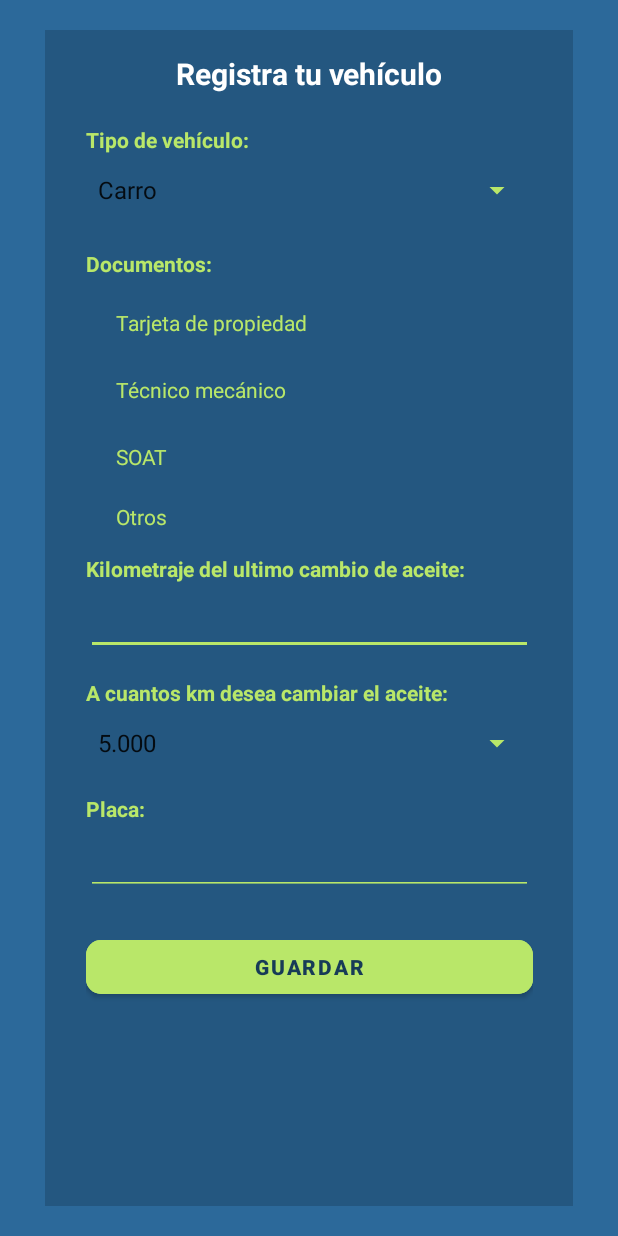
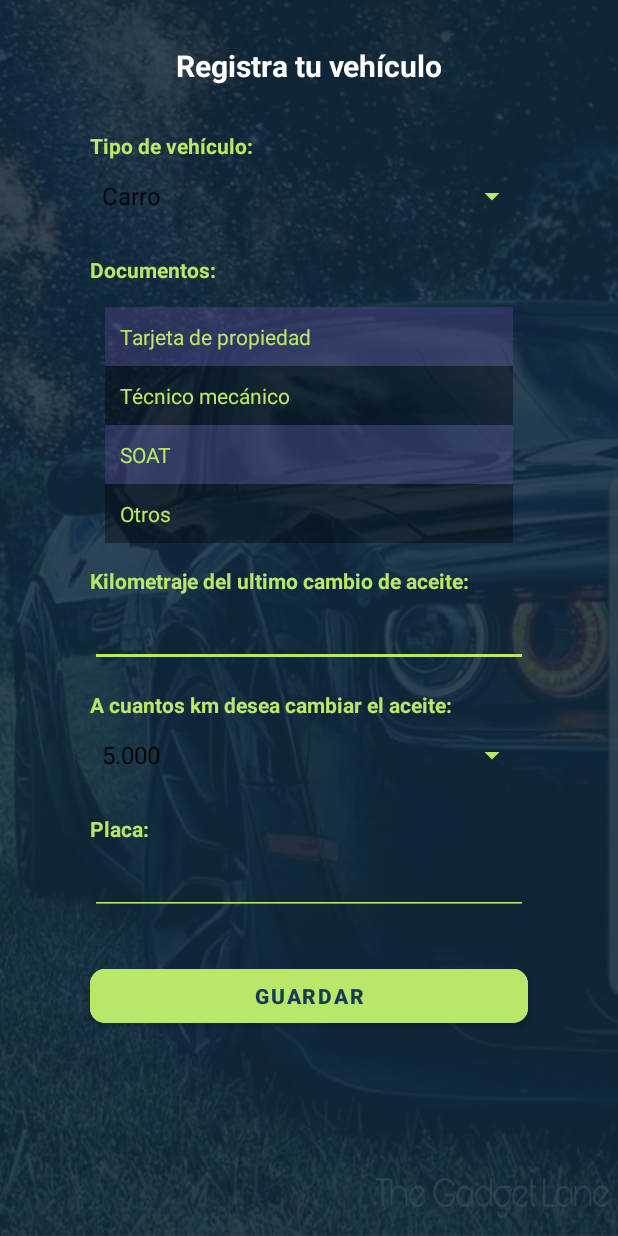
Before and after one commit to AlejandroParra15/GARAGE-VGO, an Android app: the AddVehicleActivity screen opened directly, with no data from a screen before it, on a phone screen of 412 x 824 dp. Run offline under Robolectric (Android 15) with nearby library versions, the phone set to English and light mode, and no system bars.

Commit message:
Se actualizo la interfaz de registrar vehiculos

```diff
--- a/app/src/main/res/layout/activity_addvehicle.xml
+++ b/app/src/main/res/layout/activity_addvehicle.xml
@@ -4,65 +4,61 @@
     xmlns:tools="http://schemas.android.com/tools"
     android:layout_width="match_parent"
     android:layout_height="match_parent"
-    android:background="#2C699A">
+    android:background="@drawable/imgregistervehicle">
 
     <androidx.constraintlayout.widget.ConstraintLayout
         android:layout_width="0dp"
         android:layout_height="0dp"
-        android:layout_marginStart="30dp"
-        android:layout_marginTop="20dp"
-        android:layout_marginEnd="30dp"
-        android:layout_marginBottom="20dp"
-        android:background="#2C000000"
+        android:background="#B02C699A"
         app:circularflow_radiusInDP=""
         app:layout_constraintBottom_toBottomOf="parent"
         app:layout_constraintEnd_toEndOf="parent"
         app:layout_constraintStart_toStartOf="parent"
         app:layout_constraintTop_toTopOf="parent">
 
-        <TextView
-            android:id="@+id/tituloRegisterVehicle"
-            android:layout_width="wrap_content"
-            android:layout_height="wrap_content"
-            android:layout_marginTop="15dp"
-            android:text="Registra tu vehículo"
-            android:textColor="#FFFFFF"
-            android:textSize="20sp"
-            android:textStyle="bold"
-            app:layout_constraintEnd_toEndOf="parent"
-            app:layout_constraintStart_toStartOf="parent"
-            app:layout_constraintTop_toTopOf="parent" />
-
         <androidx.constraintlayout.widget.ConstraintLayout
             android:id="@+id/constraintLayout"
-            android:layout_width="298dp"
+            android:layout_width="0dp"
             android:layout_height="0dp"
-            android:layout_marginStart="15dp"
-            android:layout_marginTop="15dp"
-            android:layout_marginEnd="15dp"
-            android:layout_marginBottom="10dp"
+            android:background="#80000000"
             app:layout_constraintBottom_toBottomOf="parent"
             app:layout_constraintEnd_toEndOf="parent"
             app:layout_constraintStart_toStartOf="parent"
-            app:layout_constraintTop_toBottomOf="@+id/tituloRegisterVehicle">
+            app:layout_constraintTop_toTopOf="parent">
+
+            <TextView
+                android:id="@+id/tituloRegisterVehicle"
+                android:layout_width="wrap_content"
+                android:layout_height="wrap_content"
+                android:layout_marginStart="116dp"
+                android:layout_marginTop="30dp"
+                android:layout_marginEnd="115dp"
+                android:text="Registra tu vehículo"
+                android:textColor="#FFFFFF"
+                android:textSize="20sp"
+                android:textStyle="bold"
+                app:layout_constraintEnd_toEndOf="parent"
+                app:layout_constraintStart_toStartOf="parent"
+                app:layout_constraintTop_toTopOf="parent" />
 
             <TextView
                 android:id="@+id/textTypeVehicle"
                 android:layout_width="0dp"
                 android:layout_height="wrap_content"
-                android:layout_marginTop="5dp"
+                android:layout_marginTop="30dp"
                 android:text="Tipo de vehículo:"
                 android:textColor="#B9E769"
                 android:textStyle="bold"
-                app:layout_constraintEnd_toEndOf="parent"
-                app:layout_constraintHorizontal_bias="0.0"
-                app:layout_constraintStart_toStartOf="parent"
-                app:layout_constraintTop_toTopOf="parent" />
+                app:layout_constraintEnd_toEndOf="@+id/spinnerCarOrMotId"
+                app:layout_constraintStart_toStartOf="@+id/spinnerCarOrMotId"
+                app:layout_constraintTop_toBottomOf="@+id/tituloRegisterVehicle" />
 
             <Spinner
                 android:id="@+id/spinnerCarOrMotId"
                 android:layout_width="match_parent"
                 android:layout_height="wrap_content"
+                android:layout_marginStart="60dp"
+                android:layout_marginEnd="60dp"
                 android:backgroundTint="#B9E769"
                 android:minHeight="48dp"
                 app:layout_constraintEnd_toEndOf="parent"
@@ -79,18 +75,23 @@
                 android:text="Documentos:"
                 android:textColor="#B9E769"
                 android:textStyle="bold"
-                app:layout_constraintEnd_toEndOf="parent"
-                app:layout_constraintStart_toStartOf="parent"
+                app:layout_constraintEnd_toEndOf="@+id/spinnerCarOrMotId"
+                app:layout_constraintStart_toStartOf="@+id/spinnerCarOrMotId"
                 app:layout_constraintTop_toBottomOf="@+id/spinnerCarOrMotId" />
 
             <TextView
                 android:id="@+id/tPropiedadId"
                 android:layout_width="0dp"
                 android:layout_height="39dp"
-                android:layout_marginStart="20dp"
-                android:layout_marginTop="10dp"
-                android:layout_marginEnd="20dp"
+                android:layout_marginStart="70dp"
+                android:layout_marginTop="15dp"
+                android:layout_marginEnd="70dp"
+                android:background="#6554478C"
                 android:gravity="center|start"
+                android:paddingLeft="10dp"
+                android:paddingTop="10dp"
+                android:paddingRight="10dp"
+                android:paddingBottom="10dp"
                 android:text="Tarjeta de propiedad"
                 android:textColor="#B9E769"
                 app:layout_constraintEnd_toEndOf="parent"
@@ -101,57 +102,63 @@
                 android:id="@+id/TecnicoMecId"
                 android:layout_width="0dp"
                 android:layout_height="39dp"
-                android:layout_marginStart="20dp"
-                android:layout_marginTop="5dp"
-                android:layout_marginEnd="20dp"
+                android:background="#5E000000"
                 android:gravity="center|start"
+                android:paddingLeft="10dp"
+                android:paddingTop="10dp"
+                android:paddingRight="10dp"
+                android:paddingBottom="10dp"
                 android:text="Técnico mecánico"
                 android:textColor="#B9E769"
-                app:layout_constraintEnd_toEndOf="parent"
-                app:layout_constraintStart_toStartOf="parent"
+                app:layout_constraintEnd_toEndOf="@+id/tPropiedadId"
+                app:layout_constraintStart_toStartOf="@+id/tPropiedadId"
                 app:layout_constraintTop_toBottomOf="@+id/tPropiedadId" />
 
             <TextView
                 android:id="@+id/soatId"
                 android:layout_width="0dp"
                 android:layout_height="39dp"
-                android:layout_marginStart="20dp"
-                android:layout_marginTop="5dp"
-                android:layout_marginEnd="20dp"
+                android:background="#6554478C"
                 android:gravity="center|start"
+                android:paddingLeft="10dp"
+                android:paddingTop="10dp"
+                android:paddingRight="10dp"
+                android:paddingBottom="10dp"
                 android:text="SOAT"
                 android:textColor="#B9E769"
-                app:layout_constraintEnd_toEndOf="parent"
+                app:layout_constraintEnd_toEndOf="@+id/TecnicoMecId"
                 app:layout_constraintHorizontal_bias="0.0"
-                app:layout_constraintStart_toStartOf="parent"
+                app:layout_constraintStart_toStartOf="@+id/TecnicoMecId"
                 app:layout_constraintTop_toBottomOf="@+id/TecnicoMecId" />
 
             <TextView
                 android:id="@+id/otrosImgId"
                 android:layout_width="0dp"
-                android:layout_height="30dp"
-                android:layout_marginStart="20dp"
-                android:layout_marginTop="5dp"
-                android:layout_marginEnd="20dp"
+                android:layout_height="39dp"
+                android:background="#5E000000"
                 android:gravity="center|start"
+                android:paddingLeft="10dp"
+                android:paddingTop="10dp"
+                android:paddingRight="10dp"
+                android:paddingBottom="10dp"
                 android:text="Otros"
                 android:textColor="#B9E769"
-                app:layout_constraintEnd_toEndOf="parent"
+                app:layout_constraintEnd_toEndOf="@+id/soatId"
                 app:layout_constraintHorizontal_bias="0.0"
-                app:layout_constraintStart_toStartOf="parent"
+                app:layout_constraintStart_toStartOf="@+id/soatId"
                 app:layout_constraintTop_toBottomOf="@+id/soatId" />
 
             <TextView
                 android:id="@+id/textKmAceite"
                 android:layout_width="0dp"
                 android:layout_height="wrap_content"
-                android:layout_marginTop="10dp"
+                android:layout_marginTop="15dp"
                 android:text="Kilometraje del ultimo cambio de aceite:"
                 android:textColor="#B9E769"
                 android:textStyle="bold"
-                app:layout_constraintEnd_toEndOf="parent"
+                app:layout_constraintEnd_toEndOf="@+id/kmAceiteId"
                 app:layout_constraintHorizontal_bias="0.0"
-                app:layout_constraintStart_toStartOf="parent"
+                app:layout_constraintStart_toStartOf="@+id/kmAceiteId"
                 app:layout_constraintTop_toBottomOf="@+id/otrosImgId" />
 
             <EditText
@@ -163,8 +170,8 @@
                 android:inputType="textPersonName"
                 android:minHeight="48dp"
                 android:textSize="14sp"
-                app:layout_constraintEnd_toEndOf="parent"
-                app:layout_constraintStart_toStartOf="parent"
+                app:layout_constraintEnd_toEndOf="@+id/textDouments"
+                app:layout_constraintStart_toStartOf="@+id/textDouments"
                 app:layout_constraintTop_toBottomOf="@+id/textKmAceite"
                 tools:ignore="SpeakableTextPresentCheck" />
 
@@ -176,20 +183,20 @@
                 android:text="A cuantos km desea cambiar el aceite:"
                 android:textColor="#B9E769"
                 android:textStyle="bold"
-                app:layout_constraintEnd_toEndOf="parent"
-                app:layout_constraintHorizontal_bias="0.0"
-                app:layout_constraintStart_toStartOf="parent"
+                app:layout_constraintEnd_toEndOf="@+id/spinnerKmCambAceiteId"
+                app:layout_constraintHorizontal_bias="1.0"
+                app:layout_constraintStart_toStartOf="@+id/spinnerKmCambAceiteId"
                 app:layout_constraintTop_toBottomOf="@+id/kmAceiteId" />
 
             <Spinner
                 android:id="@+id/spinnerKmCambAceiteId"
-                android:layout_width="match_parent"
+                android:layout_width="0dp"
                 android:layout_height="wrap_content"
                 android:backgroundTint="#B9E769"
                 android:minHeight="48dp"
-                app:layout_constraintEnd_toEndOf="parent"
+                app:layout_constraintEnd_toEndOf="@+id/kmAceiteId"
                 app:layout_constraintHorizontal_bias="0.0"
-                app:layout_constraintStart_toStartOf="parent"
+                app:layout_constraintStart_toStartOf="@+id/kmAceiteId"
                 app:layout_constraintTop_toBottomOf="@+id/textkmCambioAceite"
                 tools:ignore="SpeakableTextPresentCheck,SpeakableTextPresentCheck" />
 
@@ -197,13 +204,13 @@
                 android:id="@+id/textPlaca"
                 android:layout_width="0dp"
                 android:layout_height="wrap_content"
-                android:layout_marginTop="10dp"
+                android:layout_marginTop="15dp"
                 android:text="Placa:"
                 android:textColor="#B9E769"
                 android:textStyle="bold"
-                app:layout_constraintEnd_toEndOf="parent"
+                app:layout_constraintEnd_toEndOf="@+id/placaId"
                 app:layout_constraintHorizontal_bias="0.0"
-                app:layout_constraintStart_toStartOf="parent"
+                app:layout_constraintStart_toStartOf="@+id/placaId"
                 app:layout_constraintTop_toBottomOf="@+id/spinnerKmCambAceiteId" />
 
             <EditText
@@ -215,8 +222,8 @@
                 android:inputType="textPersonName"
                 android:minHeight="48dp"
                 android:textSize="14sp"
-                app:layout_constraintEnd_toEndOf="parent"
-                app:layout_constraintStart_toStartOf="parent"
+                app:layout_constraintEnd_toEndOf="@+id/spinnerKmCambAceiteId"
+                app:layout_constraintStart_toStartOf="@+id/spinnerKmCambAceiteId"
                 app:layout_constraintTop_toBottomOf="@+id/textPlaca"
                 tools:ignore="SpeakableTextPresentCheck,SpeakableTextPresentCheck" />
 
@@ -224,24 +231,19 @@
                 android:id="@+id/buttonSaveId"
                 android:layout_width="0dp"
                 android:layout_height="wrap_content"
-                android:layout_marginTop="28dp"
-                android:autoText="false"
+                android:layout_marginTop="30dp"
                 android:backgroundTint="#B9E769"
                 android:elegantTextHeight="false"
-                android:insetTop="2dp"
-                android:insetBottom="10dp"
                 android:text="Guardar"
                 android:textAlignment="center"
                 android:textColor="#173B57"
                 android:textSize="14sp"
                 android:textStyle="bold"
                 app:cornerRadius="10dp"
-                app:layout_constraintBottom_toBottomOf="parent"
-                app:layout_constraintEnd_toEndOf="parent"
+                app:layout_constraintEnd_toEndOf="@+id/placaId"
                 app:layout_constraintHorizontal_bias="0.0"
-                app:layout_constraintStart_toStartOf="parent"
-                app:layout_constraintTop_toBottomOf="@+id/placaId"
-                app:layout_constraintVertical_bias="0.0" />
+                app:layout_constraintStart_toStartOf="@+id/placaId"
+                app:layout_constraintTop_toBottomOf="@+id/placaId" />
 
         </androidx.constraintlayout.widget.ConstraintLayout>
 
```
Also changed, not shown: app/src/main/res/drawable/imgregistervehicle.jpeg (added).
